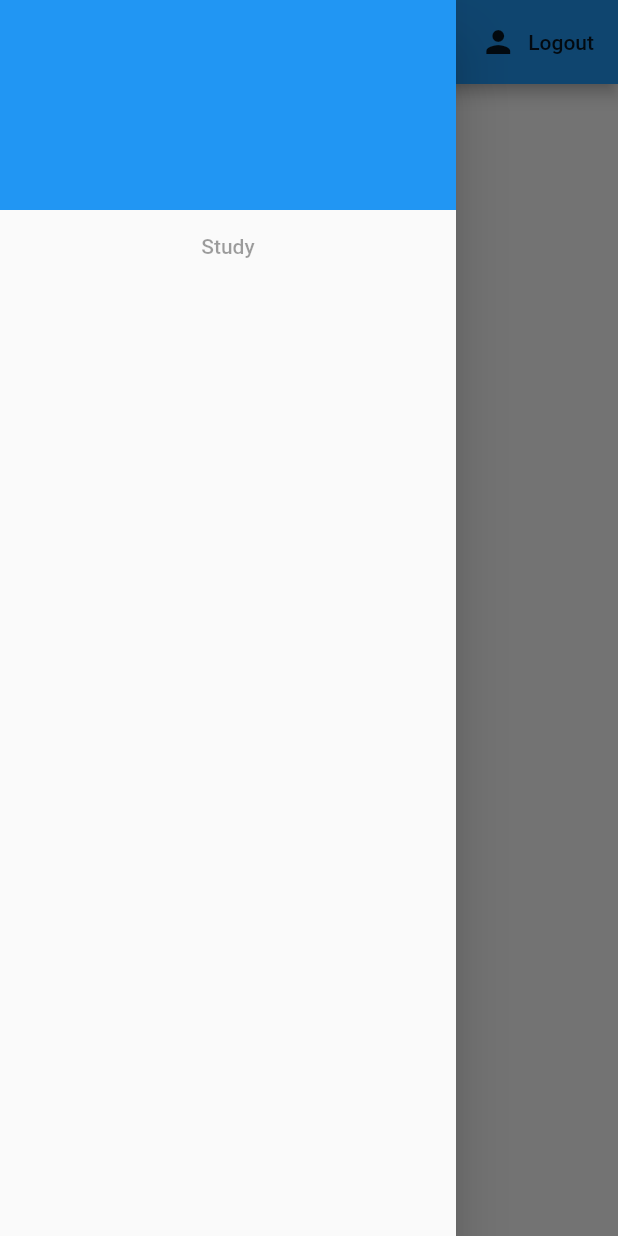
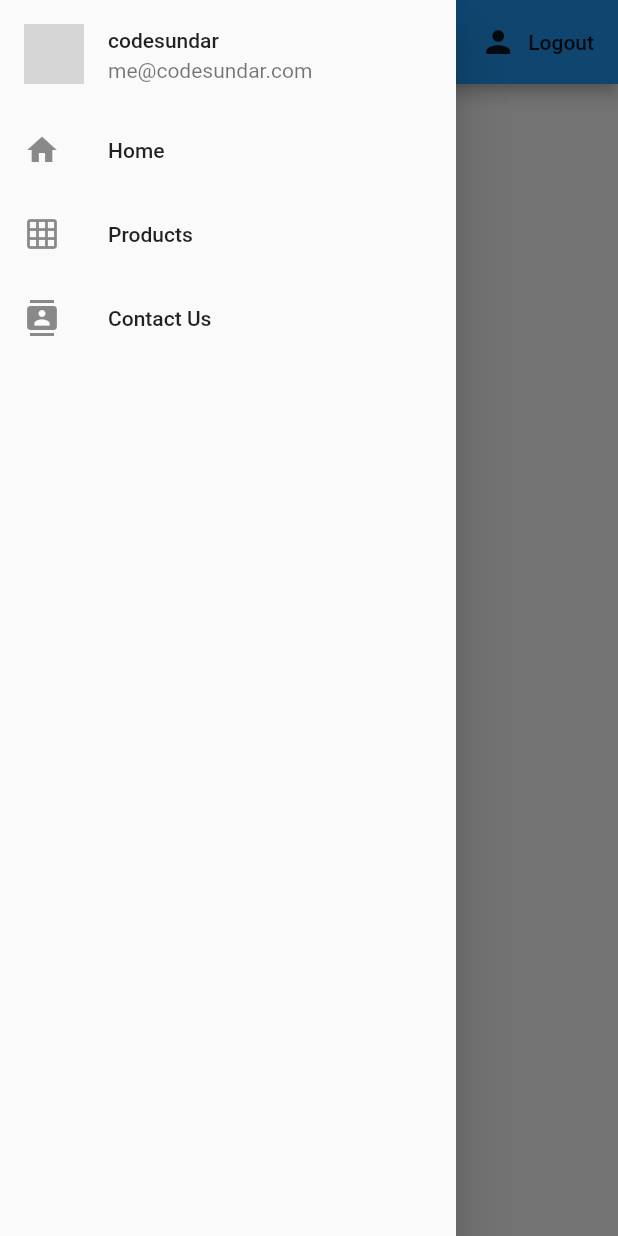
Before and after one commit to CallumLeith/Appcademy, a Flutter app: the Home screen opened directly, with the side drawer open, on a phone screen of 412 x 824 dp. Run offline on Flutter 3.47's test engine with Material 2 defaults, Android fonts, the phone set to English and light mode, and no system bars; our stand-ins replace cloud_firestore, firebase_auth, flutter_spinkit; accounts and stored records are empty; network calls fail; grey boxes are pictures that could not be loaded.

Commit message:
Sign In/Register Progress

```diff
--- a/lib/screens/home/main_drawer.dart
+++ b/lib/screens/home/main_drawer.dart
@@ -4,25 +4,17 @@ class MainDrawer extends StatelessWidget {
   @override
   Widget build(BuildContext context) {
     return Drawer(
-        child: Column(
-          children: <Widget>[
-            Container(
-              width: double.infinity,
-              padding: EdgeInsets.all(20.0),
-              color: Theme.of(context).primaryColor,
-              child: Column(
-                children: <Widget>[
-                Container(
-                  width: 100.0,
-                  height: 100.0,
-                ),
-              ],),
-            ),
-            FlatButton(
-                  onPressed: null,
-                  child: Text('Study')
-                )
-          ],)
-      );
+        child: ListView(
+        children: <Widget>[
+          ListTile(
+            leading: CircleAvatar(backgroundImage:  NetworkImage("https://i1.wp.com/codesundar.com/wp-content/uploads/2019/08/cropped-codesundar-favicon.png")),
+            title: Text("codesundar"),
+            subtitle: Text("me@codesundar.com"),
+          ),
+          ListTile(leading: Icon(Icons.home), title: Text("Home"), onLongPress: () {print('test');},),
+          ListTile(leading: Icon(Icons.grid_on), title: Text("Products")),
+          ListTile(leading: Icon(Icons.contacts), title: Text("Contact Us")),
+        ],
+      ));
   }
 }
```
Also changed, not shown: lib/services/validation/signed_in_state.dart (+33 -24 lines).
